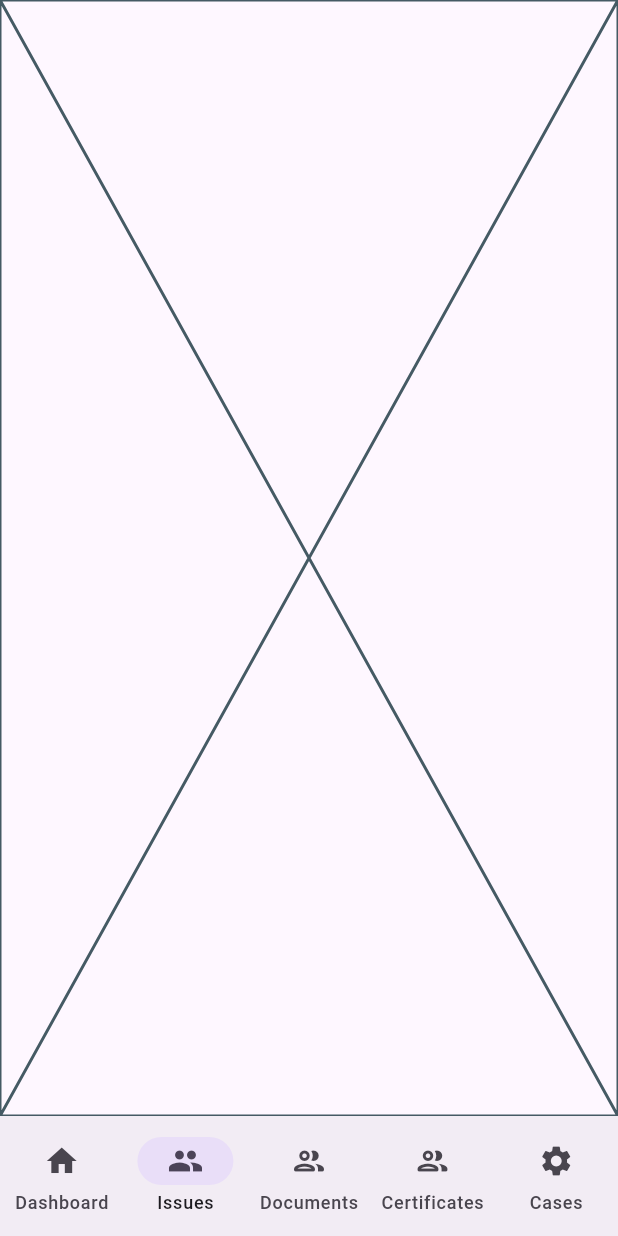
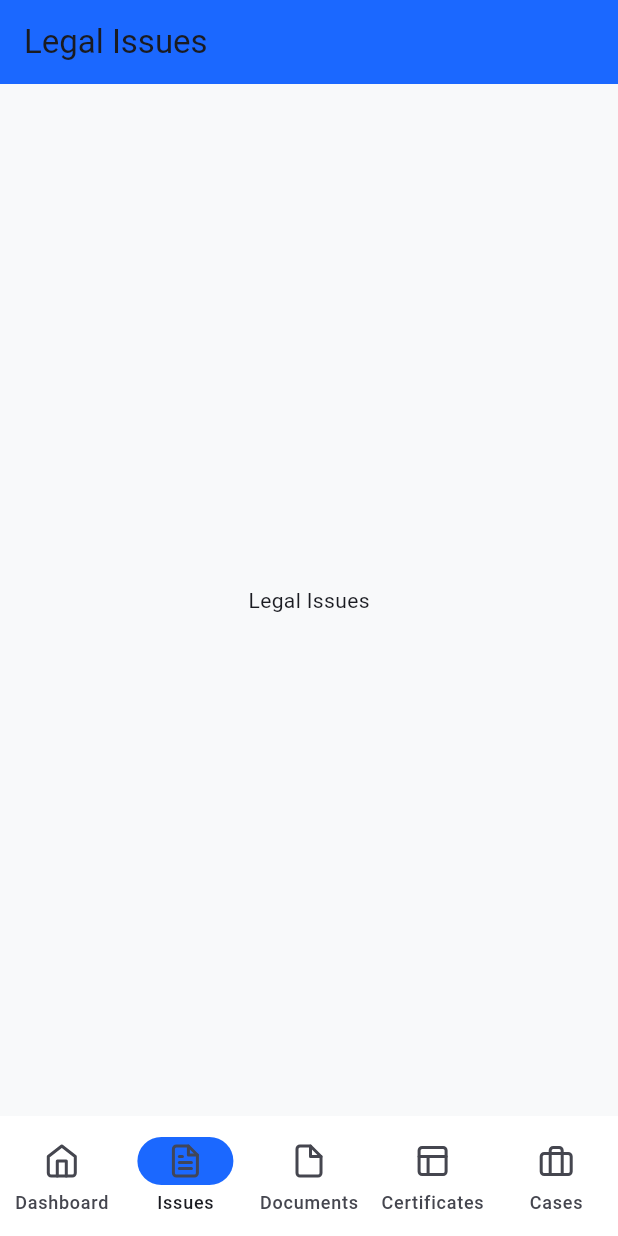
Before and after one commit to infinite-dev22/law_mobile_app, a Flutter app: the screen it shows after launch, item 2 of the bottom bar chosen, on a phone screen of 412 x 824 dp. Run offline on Flutter 3.47's test engine with Material 3 defaults, Android fonts, the phone set to English and light mode, and no system bars; our stand-ins replace awesome_extensions, bloc, equatable, flutter_bloc, flutter_feather_icons.

Commit message:
Add demo representation of the screens used on the bottom navigation bar

```diff
--- a/lib/Global/Variables/colors.dart
+++ b/lib/Global/Variables/colors.dart
@@ -5,8 +5,10 @@ class AppColors {
   static const inActiveColor = Colors.grey;
   static const darkerColor = Color(0xFF3E4249);
   static const lighterColor = Color(0xFFF4EEEE);
-  static const appBgColor = Color(0xFFFFFFFF);
-  static const primary = Color(0xFF1467CB);
-  static const secondary = Color(0xFFCBE1F3);
+  static const appBgLightColor = Color(0xFFF8F9FA);
+  static const appBgDarkColor = Color(0xFF212529);
+  static const primary = Color(0xFF1B68FF);
+  static const secondaryDark = Color(0xFF343A40);
+  static const secondaryLight = Color(0xFFFFFFFF);
 
 }
--- a/lib/legal_cases/presentation/pages/legal_cases_page.dart
+++ b/lib/legal_cases/presentation/pages/legal_cases_page.dart
@@ -1,10 +1,21 @@
 import 'package:flutter/material.dart';
+
+import '../../../Global/Variables/colors.dart';
 
 class LegalCasesPage extends StatelessWidget {
   const LegalCasesPage({super.key});
 
   @override
   Widget build(BuildContext context) {
-    return const Placeholder();
+    return Scaffold(
+      backgroundColor: AppColors.appBgLightColor,
+      appBar: AppBar(
+        title: const Text("Legal Cases"),
+        backgroundColor: AppColors.primary,
+      ),
+      body: const Center(
+        child: Text("Legal Cases"),
+      ),
+    );
   }
 }
--- a/lib/legal_certificates/presentation/pages/legal_certificates_page.dart
+++ b/lib/legal_certificates/presentation/pages/legal_certificates_page.dart
@@ -1,10 +1,21 @@
 import 'package:flutter/material.dart';
+
+import '../../../Global/Variables/colors.dart';
 
 class LegalCertificatesPage extends StatelessWidget {
   const LegalCertificatesPage({super.key});
 
   @override
   Widget build(BuildContext context) {
-    return const Placeholder();
+    return Scaffold(
+      backgroundColor: AppColors.appBgLightColor,
+      appBar: AppBar(
+        title: const Text("Legal Certificates"),
+        backgroundColor: AppColors.primary,
+      ),
+      body: const Center(
+        child: Text("Legal Certificates"),
+      ),
+    );
   }
 }
--- a/lib/legal_documents/presentation/pages/legal_documents_page.dart
+++ b/lib/legal_documents/presentation/pages/legal_documents_page.dart
@@ -1,10 +1,21 @@
 import 'package:flutter/material.dart';
+
+import '../../../Global/Variables/colors.dart';
 
 class LegalDocumentsPage extends StatelessWidget {
   const LegalDocumentsPage({super.key});
 
   @override
   Widget build(BuildContext context) {
-    return const Placeholder();
+    return Scaffold(
+      backgroundColor: AppColors.appBgLightColor,
+      appBar: AppBar(
+        title: const Text("Legal Documents"),
+        backgroundColor: AppColors.primary,
+      ),
+      body: const Center(
+        child: Text("Legal Documents"),
+      ),
+    );
   }
 }
--- a/lib/legal_issues/presentation/pages/legal_issues_page.dart
+++ b/lib/legal_issues/presentation/pages/legal_issues_page.dart
@@ -1,10 +1,21 @@
 import 'package:flutter/material.dart';
+
+import '../../../Global/Variables/colors.dart';
 
 class LegalIssuesPage extends StatelessWidget {
   const LegalIssuesPage({super.key});
 
   @override
   Widget build(BuildContext context) {
-    return const Placeholder();
+    return Scaffold(
+      backgroundColor: AppColors.appBgLightColor,
+      appBar: AppBar(
+        title: const Text("Legal Issues"),
+        backgroundColor: AppColors.primary,
+      ),
+      body: const Center(
+        child: Text("Legal Issues"),
+      ),
+    );
   }
 }
--- a/lib/main.dart
+++ b/lib/main.dart
@@ -1,3 +1,4 @@
+import 'package:dirm_attorneys_mobile/Global/Variables/colors.dart';
 import 'package:dirm_attorneys_mobile/root/presentation/bloc/nav_bar_bloc.dart';
 import 'package:dirm_attorneys_mobile/root/presentation/pages/root_page.dart';
 import 'package:flutter/material.dart';
@@ -21,7 +22,7 @@
       debugShowCheckedModeBanner: false,
       title: 'Dirm Attorneys',
       theme: ThemeData(
-        colorScheme: ColorScheme.fromSeed(seedColor: Colors.deepPurple),
+        colorScheme: ColorScheme.fromSeed(seedColor: AppColors.primary),
         useMaterial3: true,
       ),
       home: const RootPage(),
--- a/lib/root/presentation/pages/root_page.dart
+++ b/lib/root/presentation/pages/root_page.dart
@@ -4,7 +4,9 @@ import 'package:dirm_attorneys_mobile/legal_documents/presentation/pages/legal_d
 import 'package:dirm_attorneys_mobile/legal_issues/presentation/pages/legal_issues_page.dart';
 import 'package:flutter/material.dart';
 import 'package:flutter_bloc/flutter_bloc.dart';
+import 'package:flutter_feather_icons/flutter_feather_icons.dart';
 
+import '../../../Global/Variables/colors.dart';
 import '../../../dashboard/presentation/pages/dashboard_page.dart';
 import '../bloc/nav_bar_bloc.dart';
 
@@ -31,12 +33,14 @@ class _RootPageState extends State<RootPage> {
         floatingActionButtonLocation: FloatingActionButtonLocation.centerDocked,
         resizeToAvoidBottomInset: false,
         bottomNavigationBar: NavigationBar(
+          backgroundColor: AppColors.secondaryLight,
           destinations: _destinations(),
           selectedIndex: context.read<NavBarBloc>().state.idSelected,
+          indicatorColor: AppColors.primary,
           onDestinationSelected: (value) =>
               context.read<NavBarBloc>().add(SwitchScreenEvent(value)),
         ),
-        body: _buildRootViewStack(),
+        body: _pages()[context.read<NavBarBloc>().state.idSelected],
       );
     });
   }
@@ -45,23 +49,23 @@ class _RootPageState extends State<RootPage> {
     return [
       const NavigationDestination(
         label: "Dashboard",
-        icon: Icon(Icons.home),
+        icon: Icon(FeatherIcons.home),
       ),
       const NavigationDestination(
         label: "Issues",
-        icon: Icon(Icons.people),
+        icon: Icon(FeatherIcons.fileText),
       ),
       const NavigationDestination(
         label: "Documents",
-        icon: Icon(Icons.people_outline_rounded),
+        icon: Icon(FeatherIcons.file),
       ),
       const NavigationDestination(
         label: "Certificates",
-        icon: Icon(Icons.people_outline_rounded),
+        icon: Icon(FeatherIcons.layout),
       ),
       const NavigationDestination(
         label: "Cases",
-        icon: Icon(Icons.settings),
+        icon: Icon(FeatherIcons.briefcase),
       ),
     ];
   }
@@ -75,14 +79,4 @@ class _RootPageState extends State<RootPage> {
       const LegalCasesPage(),
     ];
   }
-
-  Widget _buildRootViewStack() {
-    return IndexedStack(
-      index: context.read<NavBarBloc>().state.idSelected,
-      children: List.generate(
-        _pages().length,
-        (index) => _pages()[index],
-      ),
-    );
-  }
 }
```
Also changed, not shown: lib/dashboard/presentation/pages/dashboard_page.dart (+11 -1 lines).
